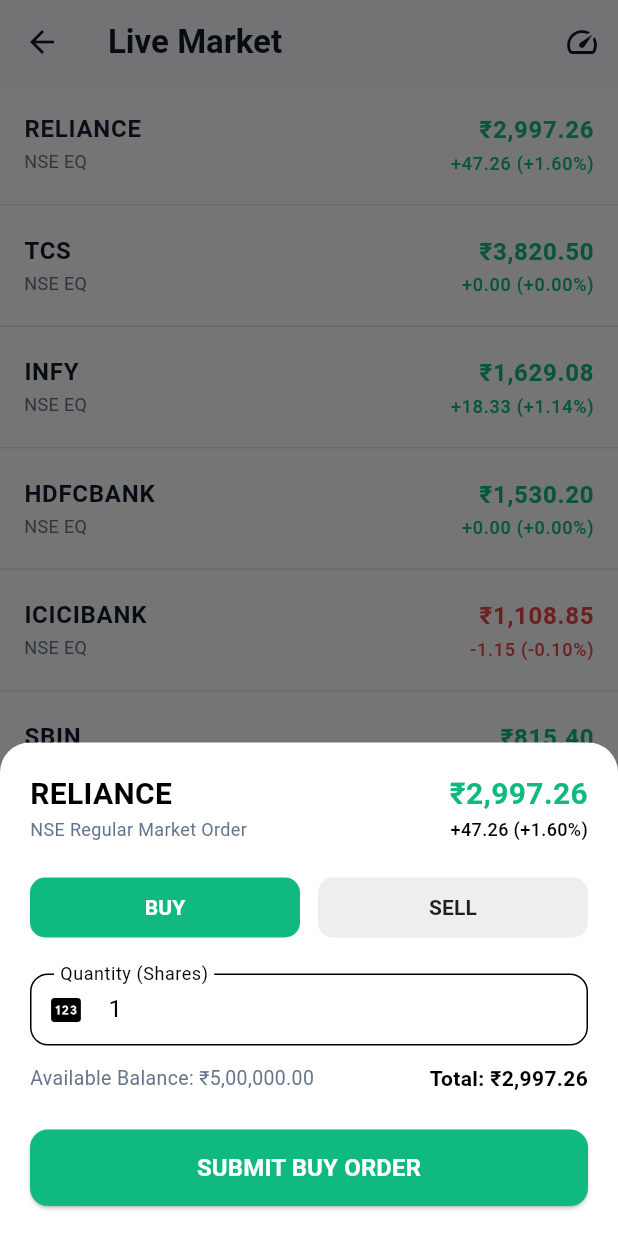
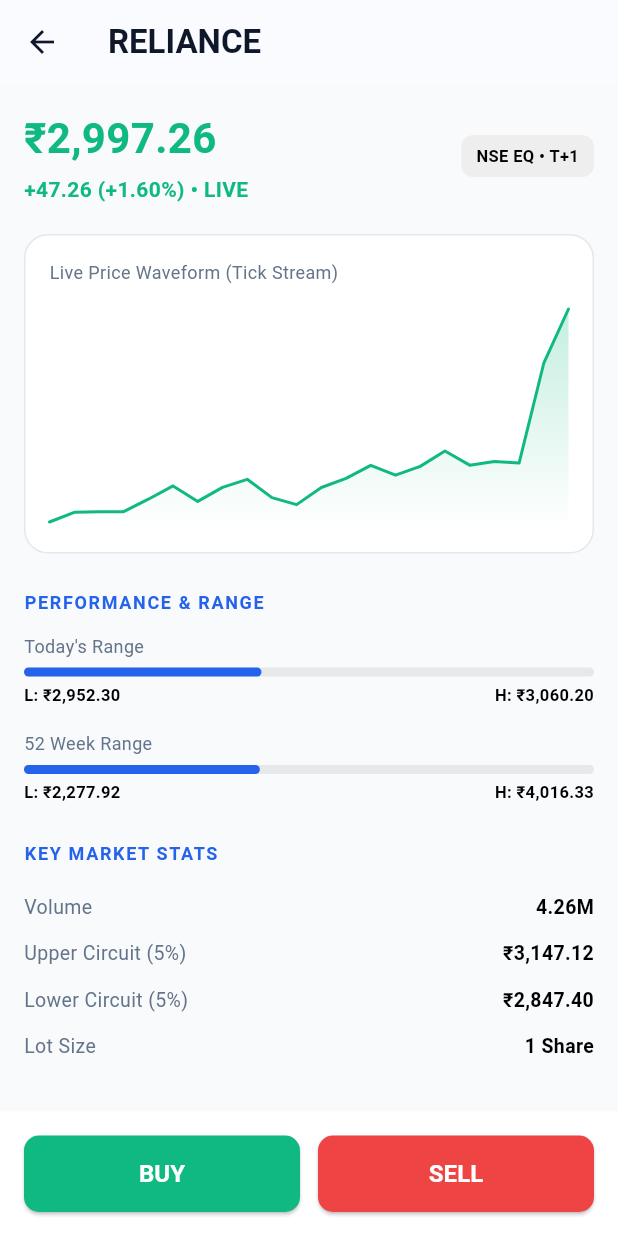
Before and after one commit to Shubhangi-H98/trading_app_021, a Flutter app: the MarketPage screen opened directly, after a tap on "RELIANCE", on a phone screen of 412 x 824 dp. Run offline on Flutter 3.47's test engine with Material 3 defaults, Android fonts, the phone set to English and light mode, and no system bars; our stand-ins replace equatable, flutter_bloc, shared_preferences; accounts and stored records are empty.

Commit message:
feat(market): add realistic stock details page with live waveform chart, market depth stats, and clean tile navigation

```diff
--- a/lib/presentation/holdings/pages/holdings_page.dart
+++ b/lib/presentation/holdings/pages/holdings_page.dart
@@ -5,6 +5,7 @@
 import '../../../data/model/holding_model.dart';
 import '../../market/bloc/market_bloc.dart';
 import '../../market/bloc/market_state.dart';
+import '../../market/pages/stock_detail_page.dart';
 import '../../order/widgets/order_ticket_bottom_sheet.dart';
 import '../bloc/portfolio_bloc.dart';
 import '../bloc/portfolio_event.dart  Dart.dart';
@@ -129,7 +130,12 @@
                           holding: holding,
                           stock: stock,
                           onTap: () {
-                            OrderTicketBottomSheet.show(context, holding.symbol);
+                            Navigator.push(
+                              context,
+                              MaterialPageRoute(
+                                builder: (_) => StockDetailPage(symbol: holding.symbol),
+                              ),
+                            );
                           },
                         );
                       },
--- a/lib/presentation/market/pages/market_page.dart
+++ b/lib/presentation/market/pages/market_page.dart
@@ -1,5 +1,6 @@
 import 'package:flutter/material.dart';
 import 'package:flutter_bloc/flutter_bloc.dart';
+import 'package:trading_app_021/presentation/market/pages/stock_detail_page.dart';
 import '../../../core/theme/app_colors.dart';
 import '../../order/widgets/order_ticket_bottom_sheet.dart';
 import '../bloc/market_bloc.dart';
@@ -48,7 +49,12 @@
               return MarketStockTile(
                 stock: stock,
                 onTap: () {
-                  OrderTicketBottomSheet.show(context, stock.symbol);
+                  Navigator.push(
+                    context,
+                    MaterialPageRoute(
+                      builder: (_) => StockDetailPage(symbol: stock.symbol),
+                    ),
+                  );
                 },
               );
             },
--- /dev/null
+++ b/lib/presentation/market/pages/stock_detail_page.dart
@@ -0,0 +1,229 @@
+import 'dart:math';
+import 'package:flutter/material.dart';
+import 'package:flutter_bloc/flutter_bloc.dart';
+import 'package:intl/intl.dart';
+import '../../../core/theme/app_colors.dart';
+import '../../../core/utils/currency_formatter.dart';
+import '../../order/widgets/order_ticket_bottom_sheet.dart';
+import '../bloc/market_bloc.dart';
+import '../bloc/market_state.dart';
+import '../widgets/stock_sparkline_chart.dart';
+
+class StockDetailPage extends StatefulWidget {
+  final String symbol;
+
+  const StockDetailPage({super.key, required this.symbol});
+
+  @override
+  State<StockDetailPage> createState() => _StockDetailPageState();
+}
+
+class _StockDetailPageState extends State<StockDetailPage> {
+  final List<double> _tickHistory = [];
+  bool _isHistoryInitialized = false;
+
+  void _initializeHistory(double basePrice, bool isPositive) {
+    if (_isHistoryInitialized) return;
+    _isHistoryInitialized = true;
+
+    final random = Random();
+    double current = isPositive ? basePrice * 0.985 : basePrice * 1.015;
+
+    // Generate realistic prior 20 price trend points
+    for (int i = 0; i < 20; i++) {
+      final step = (random.nextDouble() - 0.48) * (basePrice * 0.004);
+      current = (current + step);
+      _tickHistory.add(current);
+    }
+    _tickHistory.add(basePrice);
+  }
+
+  @override
+  Widget build(BuildContext context) {
+    final theme = Theme.of(context);
+    final isDark = theme.brightness == Brightness.dark;
+
+    return BlocBuilder<MarketBloc, MarketState>(
+      builder: (context, state) {
+        final stock = state.stocks[widget.symbol];
+        if (stock == null) {
+          return const Scaffold(body: Center(child: CircularProgressIndicator()));
+        }
+
+        final isPositive = stock.change >= 0;
+        final changeColor = isPositive ? AppColors.greenUp : AppColors.redDown;
+
+        // Initialize wave points on first build
+        if (!_isHistoryInitialized) {
+          _initializeHistory(stock.ltp, isPositive);
+        } else if (_tickHistory.isEmpty || _tickHistory.last != stock.ltp) {
+          _tickHistory.add(stock.ltp);
+          if (_tickHistory.length > 30) _tickHistory.removeAt(0);
+        }
+
+        // Simulated market depth stats based on current LTP
+        final todayLow = stock.ltp * 0.985;
+        final todayHigh = stock.ltp * 1.021;
+        final yearLow = stock.ltp * 0.76;
+        final yearHigh = stock.ltp * 1.34;
+        final simulatedVolume = (stock.ltp * 1420).toInt();
+
+        return Scaffold(
+          backgroundColor: theme.scaffoldBackgroundColor,
+          appBar: AppBar(
+            title: Text(stock.symbol, style: const TextStyle(fontWeight: FontWeight.bold)),
+            elevation: 0.5,
+          ),
+          bottomNavigationBar: Container(
+            padding: const EdgeInsets.all(16),
+            color: theme.cardColor,
+            child: Row(
+              children: [
+                Expanded(
+                  child: ElevatedButton(
+                    onPressed: () => OrderTicketBottomSheet.show(context, stock.symbol),
+                    style: ElevatedButton.styleFrom(
+                      backgroundColor: AppColors.greenUp,
+                      padding: const EdgeInsets.symmetric(vertical: 14),
+                      shape: RoundedRectangleBorder(borderRadius: BorderRadius.circular(10)),
+                    ),
+                    child: const Text('BUY', style: TextStyle(fontWeight: FontWeight.bold, fontSize: 16, color: Colors.white)),
+                  ),
+                ),
+                const SizedBox(width: 12),
+                Expanded(
+                  child: ElevatedButton(
+                    onPressed: () => OrderTicketBottomSheet.show(context, stock.symbol),
+                    style: ElevatedButton.styleFrom(
+                      backgroundColor: AppColors.redDown,
+                      padding: const EdgeInsets.symmetric(vertical: 14),
+                      shape: RoundedRectangleBorder(borderRadius: BorderRadius.circular(10)),
+                    ),
+                    child: const Text('SELL', style: TextStyle(fontWeight: FontWeight.bold, fontSize: 16, color: Colors.white)),
+                  ),
+                ),
+              ],
+            ),
+          ),
+          body: ListView(
+            padding: const EdgeInsets.all(16),
+            children: [
+              // Header Price & Change
+              Row(
+                mainAxisAlignment: MainAxisAlignment.spaceBetween,
+                children: [
+                  Column(
+                    crossAxisAlignment: CrossAxisAlignment.start,
+                    children: [
+                      Text(
+                        CurrencyFormatter.format(stock.ltp),
+                        style: TextStyle(fontSize: 28, fontWeight: FontWeight.bold, color: changeColor),
+                      ),
+                      const SizedBox(height: 4),
+                      Text(
+                        '${CurrencyFormatter.formatChange(stock.change, stock.changePercent)} • LIVE',
+                        style: TextStyle(fontSize: 14, fontWeight: FontWeight.w600, color: changeColor),
+                      ),
+                    ],
+                  ),
+                  Container(
+                    padding: const EdgeInsets.symmetric(horizontal: 10, vertical: 6),
+                    decoration: BoxDecoration(
+                      color: isDark ? Colors.white10 : Colors.grey.shade200,
+                      borderRadius: BorderRadius.circular(8),
+                    ),
+                    child: const Text('NSE EQ • T+1', style: TextStyle(fontSize: 11, fontWeight: FontWeight.bold)),
+                  ),
+                ],
+              ),
+              const SizedBox(height: 20),
+
+              // Live Waveform Chart Card
+              Container(
+                padding: const EdgeInsets.all(16),
+                decoration: BoxDecoration(
+                  color: theme.cardColor,
+                  borderRadius: BorderRadius.circular(16),
+                  border: Border.all(color: isDark ? AppColors.borderDark : AppColors.borderLight),
+                ),
+                child: Column(
+                  crossAxisAlignment: CrossAxisAlignment.start,
+                  children: [
+                    const Text(
+                      'Live Price Waveform (Tick Stream)',
+                      style: TextStyle(fontSize: 12, color: AppColors.textSecondaryLight),
+                    ),
+                    const SizedBox(height: 12),
+                    StockSparklineChart(
+                      priceHistory: _tickHistory,
+                      isPositive: isPositive,
+                      height: 150,
+                      width: double.infinity,
+                    ),
+                  ],
+                ),
+              ),
+              const SizedBox(height: 24),
+
+              // Performance & Range
+              const Text('PERFORMANCE & RANGE', style: TextStyle(fontSize: 12, fontWeight: FontWeight.bold, color: AppColors.primary, letterSpacing: 1.1)),
+              const SizedBox(height: 12),
+              _buildRangeBar(context, "Today's Range", todayLow, stock.ltp, todayHigh),
+              const SizedBox(height: 16),
+              _buildRangeBar(context, "52 Week Range", yearLow, stock.ltp, yearHigh),
+              const SizedBox(height: 24),
+
+              // Key Market Stats
+              const Text('KEY MARKET STATS', style: TextStyle(fontSize: 12, fontWeight: FontWeight.bold, color: AppColors.primary, letterSpacing: 1.1)),
+              const SizedBox(height: 12),
+              _buildStatRow('Volume', NumberFormat.compact().format(simulatedVolume)),
+              _buildStatRow('Upper Circuit (5%)', CurrencyFormatter.format(stock.ltp * 1.05)),
+              _buildStatRow('Lower Circuit (5%)', CurrencyFormatter.format(stock.ltp * 0.95)),
+              _buildStatRow('Lot Size', '1 Share'),
+            ],
+          ),
+        );
+      },
+    );
+  }
+
+  Widget _buildRangeBar(BuildContext context, String title, double low, double current, double high) {
+    final progress = ((current - low) / (high - low)).clamp(0.0, 1.0);
+
+    return Column(
+      crossAxisAlignment: CrossAxisAlignment.start,
+      children: [
+        Text(title, style: const TextStyle(fontSize: 12, color: AppColors.textSecondaryLight)),
+        const SizedBox(height: 6),
+        LinearProgressIndicator(
+          value: progress,
+          minHeight: 6,
+          backgroundColor: Colors.grey.withOpacity(0.2),
+          valueColor: const AlwaysStoppedAnimation<Color>(AppColors.primary),
+          borderRadius: BorderRadius.circular(4),
+        ),
+        const SizedBox(height: 4),
+        Row(
+          mainAxisAlignment: MainAxisAlignment.spaceBetween,
+          children: [
+            Text('L: ${CurrencyFormatter.format(low)}', style: const TextStyle(fontSize: 11, fontWeight: FontWeight.w600)),
+            Text('H: ${CurrencyFormatter.format(high)}', style: const TextStyle(fontSize: 11, fontWeight: FontWeight.w600)),
+          ],
+        ),
+      ],
+    );
+  }
+
+  Widget _buildStatRow(String label, String value) {
+    return Padding(
+      padding: const EdgeInsets.symmetric(vertical: 6.0),
+      child: Row(
+        mainAxisAlignment: MainAxisAlignment.spaceBetween,
+        children: [
+          Text(label, style: const TextStyle(fontSize: 13, color: AppColors.textSecondaryLight)),
+          Text(value, style: const TextStyle(fontSize: 13, fontWeight: FontWeight.bold)),
+        ],
+      ),
+    );
+  }
+}
--- a/lib/presentation/market/widgets/market_stock_tile.dart
+++ b/lib/presentation/market/widgets/market_stock_tile.dart
@@ -66,7 +66,7 @@
 
     return Stack(
       children: [
-        // Base Tile Container (Instantly reacts to Dark/Light Theme change)
+        // Base Tile Container (Clean, compact, instant dark/light theme reaction)
         Container(
           color: theme.cardColor,
           child: ListTile(
--- /dev/null
+++ b/lib/presentation/market/widgets/stock_sparkline_chart.dart
@@ -0,0 +1,96 @@
+import 'package:flutter/material.dart';
+import '../../../core/theme/app_colors.dart';
+
+class StockSparklineChart extends StatelessWidget {
+  final List<double> priceHistory;
+  final bool isPositive;
+  final double height;
+  final double width;
+
+  const StockSparklineChart({
+    super.key,
+    required this.priceHistory,
+    required this.isPositive,
+    this.height = 40,
+    this.width = 80,
+  });
+
+  @override
+  Widget build(BuildContext context) {
+    if (priceHistory.length < 2) {
+      return SizedBox(height: height, width: width);
+    }
+
+    return SizedBox(
+      height: height,
+      width: width,
+      child: CustomPaint(
+        painter: _SparklinePainter(
+          prices: priceHistory,
+          lineColor: isPositive ? AppColors.greenUp : AppColors.redDown,
+        ),
+      ),
+    );
+  }
+}
+
+class _SparklinePainter extends CustomPainter {
+  final List<double> prices;
+  final Color lineColor;
+
+  _SparklinePainter({required this.prices, required this.lineColor});
+
+  @override
+  void paint(Canvas canvas, Size size) {
+    final minPrice = prices.reduce((a, b) => a < b ? a : b);
+    final maxPrice = prices.reduce((a, b) => a > b ? a : b);
+    final range = (maxPrice - minPrice) == 0 ? 1.0 : (maxPrice - minPrice);
+
+    final linePaint = Paint()
+      ..color = lineColor
+      ..strokeWidth = 2.0
+      ..style = PaintingStyle.stroke
+      ..strokeCap = StrokeCap.round
+      ..strokeJoin = StrokeJoin.round;
+
+    final fillPaint = Paint()
+      ..shader = LinearGradient(
+        begin: Alignment.topCenter,
+        end: Alignment.bottomCenter,
+        colors: [
+          lineColor.withOpacity(0.25),
+          lineColor.withOpacity(0.0),
+        ],
+      ).createShader(Rect.fromLTWH(0, 0, size.width, size.height))
+      ..style = PaintingStyle.fill;
+
+    final path = Path();
+    final fillPath = Path();
+
+    final stepX = size.width / (prices.length - 1);
+
+    for (int i = 0; i < prices.length; i++) {
+      final x = i * stepX;
+      final normalizedY = (prices[i] - minPrice) / range;
+      final y = size.height - (normalizedY * (size.height - 8)) - 4;
+
+      if (i == 0) {
+        path.moveTo(x, y);
+        fillPath.moveTo(x, size.height);
+        fillPath.lineTo(x, y);
+      } else {
+        path.lineTo(x, y);
+        fillPath.lineTo(x, y);
+      }
+    }
+
+    fillPath.lineTo(size.width, size.height);
+    fillPath.close();
+
+    canvas.drawPath(fillPath, fillPaint);
+    canvas.drawPath(path, linePaint);
+  }
+
+  @override
+  bool shouldRepaint(covariant _SparklinePainter oldDelegate) => true;
+}
--- a/lib/presentation/watchlist/pages/watchlist_page.dart
+++ b/lib/presentation/watchlist/pages/watchlist_page.dart
@@ -5,6 +5,7 @@
 import '../../dashboard/widgets/app_side_drawer.dart';
 import '../../market/bloc/market_bloc.dart';
 import '../../market/bloc/market_state.dart';
+import '../../market/pages/stock_detail_page.dart';
 import '../../market/widgets/market_stock_tile.dart';
 import '../../order/widgets/order_ticket_bottom_sheet.dart';
 import '../bloc/watchlist_bloc.dart';
@@ -245,7 +246,12 @@
                       key: ValueKey(symbol),
                       stock: stock,
                       onTap: () {
-                        OrderTicketBottomSheet.show(context, symbol);
+                        Navigator.push(
+                          context,
+                          MaterialPageRoute(
+                            builder: (_) => StockDetailPage(symbol: symbol),
+                          ),
+                        );
                       },
                     ),
                   );
```
